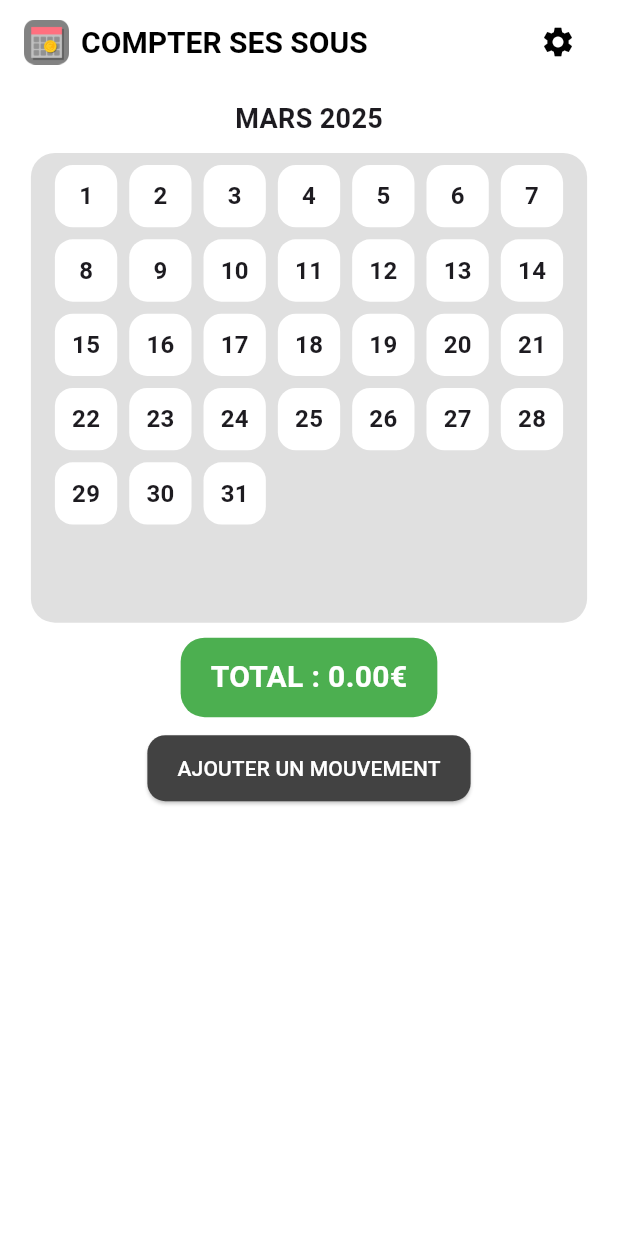
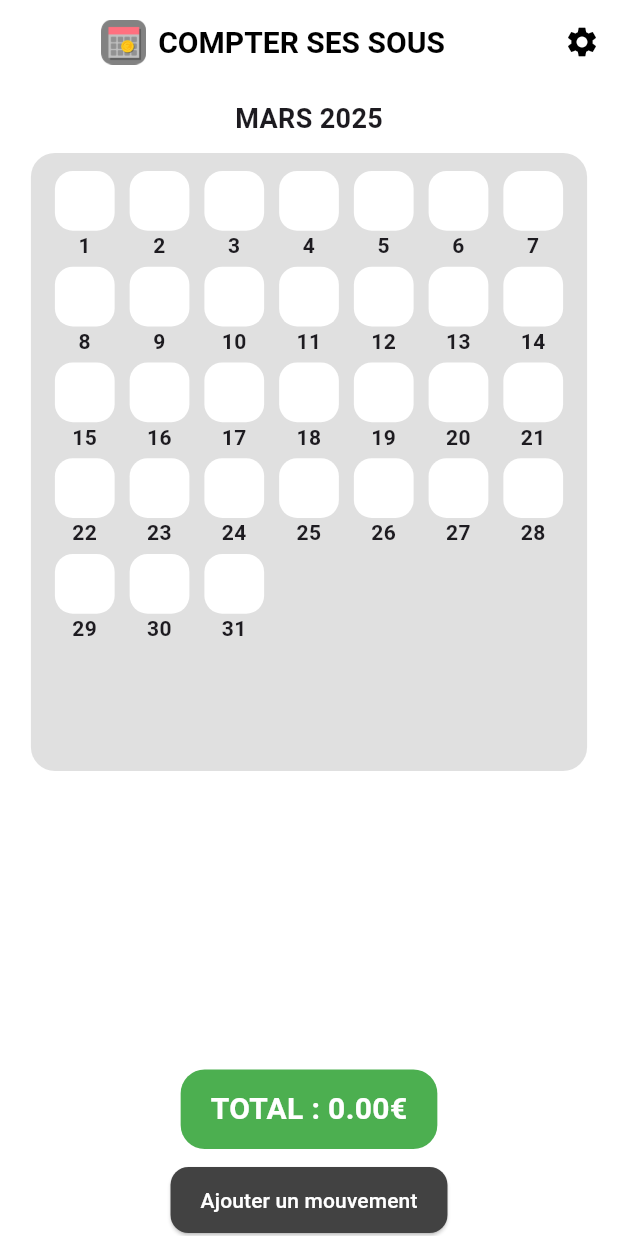
Before and after one commit to salimyes/compter_ses_sous, a Flutter app: the screen it shows after launch, on a phone screen of 412 x 824 dp. Run offline on Flutter 3.47's test engine with Material 3 defaults, Android fonts, the phone set to English and light mode, and no system bars.

Commit message:
N° jour sous case du jour

```diff
--- a/lib/screens/home_screen.dart
+++ b/lib/screens/home_screen.dart
@@ -51,13 +51,14 @@ class _HomeScreenState extends State<HomeScreen> {
     String yearText = selectedDate.year.toString();
 
     return Scaffold(
+      /*
       appBar: AppBar(
         title: Row(
           mainAxisAlignment: MainAxisAlignment.spaceBetween,
           children: [
             Row(
               children: [
-                Image.asset('assets/icons/app_logo.png', height: 30), // logo à gauche (assure-toi que le fichier existe)
+                Image.asset('assets/icons/app_logo.png', height: 30),
                 const SizedBox(width: 8),
                 const Text('COMPTER SES SOUS', style: TextStyle(fontWeight: FontWeight.bold)),
               ],
@@ -71,6 +72,27 @@ class _HomeScreenState extends State<HomeScreen> {
           ],
         ),
       ),
+       */
+      appBar: AppBar(
+        title: Row(
+          mainAxisAlignment: MainAxisAlignment.center,
+          children: [
+            Image.asset('assets/icons/app_logo.png', height: 30),
+            const SizedBox(width: 8),
+            const Text('COMPTER SES SOUS', style: TextStyle(fontWeight: FontWeight.bold)),
+          ],
+        ),
+        centerTitle: true, // Assure un bon centrage
+        actions: [
+          IconButton(
+            icon: const Icon(Icons.settings),
+            onPressed: () {
+              // Action pour les paramètres
+            },
+          ),
+        ],
+      ),
+
       body: Column(
         children: [
           const SizedBox(height: 10),
@@ -79,12 +101,13 @@ class _HomeScreenState extends State<HomeScreen> {
             style: const TextStyle(fontSize: 18, fontWeight: FontWeight.bold),
           ),
           const SizedBox(height: 10),
-          // Le calendrier occupe environ 70% de l'écran
+          // Passe onAdd à addMovement pour que l'appui sur une case vide ajoute un mouvement
           CalendarWidget(
             movements: movements,
             onEdit: editMovement,
             onDelete: deleteMovement,
             selectedDate: selectedDate,
+            onAdd: addMovement,
           ),
           const SizedBox(height: 10),
           TotalDisplay(total: totalAmount),
@@ -107,7 +130,7 @@ class _HomeScreenState extends State<HomeScreen> {
               padding: const EdgeInsets.symmetric(vertical: 12, horizontal: 20),
             ),
             child: const Text(
-              'AJOUTER UN MOUVEMENT',
+              'Ajouter un mouvement',
               style: TextStyle(color: Colors.white),
             ),
           ),
--- a/lib/widgets/calendar_widget.dart
+++ b/lib/widgets/calendar_widget.dart
@@ -6,13 +6,17 @@ class CalendarWidget extends StatelessWidget {
   final List<Movement> movements;
   final Function(Movement, Movement) onEdit;
   final Function(Movement) onDelete;
+  final Function(Movement) onAdd;
   final DateTime selectedDate;
+  final double verticalSpacing; // Ajouté pour pouvoir modifier l'espace vertical entre les cases
 
   CalendarWidget({
     required this.movements,
     required this.onEdit,
     required this.onDelete,
+    required this.onAdd,
     required this.selectedDate,
+    this.verticalSpacing = 24, // Valeur par défaut (modifiable)
   });
 
   int get daysInMonth {
@@ -24,22 +28,24 @@ class CalendarWidget extends StatelessWidget {
     double screenHeight = MediaQuery.of(context).size.height;
     double screenWidth = MediaQuery.of(context).size.width;
 
-    return Center(
+    return Expanded(
+      child: SingleChildScrollView(
+        child: Center(
           child: Container(
-        height: screenHeight * 0.38, // % de la hauteur de l'écran
+            height: screenHeight * 0.5,
             width: screenWidth * 0.90,
-        padding: const EdgeInsets.symmetric(horizontal: 16, vertical: 8),
+            padding: const EdgeInsets.symmetric(horizontal: 16, vertical: 12),
             decoration: BoxDecoration(
-          color: Colors.grey.shade300, // Couleur de fond gris clair
+              color: Colors.grey.shade300,
               borderRadius: BorderRadius.circular(16),
             ),
             child: GridView.builder(
               physics: const NeverScrollableScrollPhysics(),
               shrinkWrap: true,
-          gridDelegate: const SliverGridDelegateWithFixedCrossAxisCount(
+              gridDelegate: SliverGridDelegateWithFixedCrossAxisCount(
                 crossAxisCount: 7,
-            crossAxisSpacing: 8,
-            mainAxisSpacing: 8,
+                crossAxisSpacing: 10,
+                mainAxisSpacing: verticalSpacing, // On applique la valeur du spacing vertical
                 childAspectRatio: 1,
               ),
               itemCount: daysInMonth,
@@ -81,40 +87,71 @@ class CalendarWidget extends StatelessWidget {
                           ],
                         ),
                       );
+                    } else {
+                      final newMovement = await Navigator.push(
+                        context,
+                        MaterialPageRoute(
+                          builder: (context) => AddMovementScreen(movement: movement),
+                        ),
+                      );
+                      if (newMovement != null) onAdd(newMovement);
                     }
                   },
+                  child: Stack(
+                    clipBehavior: Clip.none, // Permet au texte de dépasser !
+                    children: [
+                      Align(
+                        alignment: Alignment.topCenter,
                         child: Container(
+                          height: 40,
+                          width: 40,
                           decoration: BoxDecoration(
                             color: Colors.white,
                             borderRadius: BorderRadius.circular(12),
                           ),
-                child: Column(
+                          child: movement.name.isNotEmpty
+                              ? Column(
                             mainAxisAlignment: MainAxisAlignment.center,
                             children: [
-                    Text('${index + 1}', style: const TextStyle(fontWeight: FontWeight.bold, fontSize: 16)),
-                    if (movement.name.isNotEmpty) ...[
-                      const SizedBox(height: 4),
                               Image.asset(
-                        'assets/icons/${movement.name.toLowerCase()}.png', // Icône selon le type de mouvement
-                        height: 24,
+                                'assets/icons/${movement.name.toLowerCase()}.png',
+                                height: 20,
                               ),
                               const SizedBox(height: 2),
                               Text(
                                 '${movement.amount}€',
                                 style: TextStyle(
-                          fontSize: 12,
+                                  fontSize: 9,
                                   color: movement.amount >= 0 ? Colors.green : Colors.red,
                                   fontWeight: FontWeight.bold,
                                 ),
                               ),
                             ],
+                          )
+                              : null,
+                        ),
+                      ),
+                      Positioned(
+                        bottom: -20,
+                        left: 0,
+                        right: 0,
+                        child: Text(
+                          '${index + 1}',
+                          textAlign: TextAlign.center,
+                          style: const TextStyle(
+                            fontWeight: FontWeight.bold,
+                            fontSize: 14,
+                          ),
+                        ),
+                      ),
                     ],
-                ),
                   ),
                 );
               },
             ),
           ),
+        ),
+      ),
     );
   }
 }
```
Lines whose indentation alone changed are shown as unchanged.
